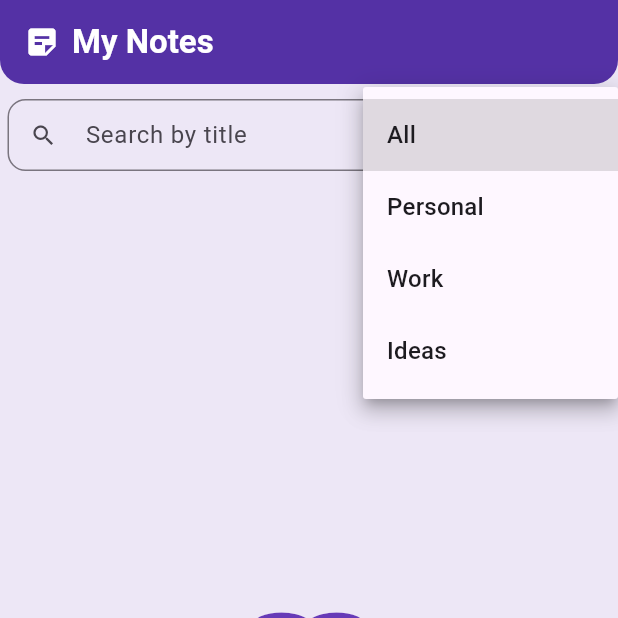
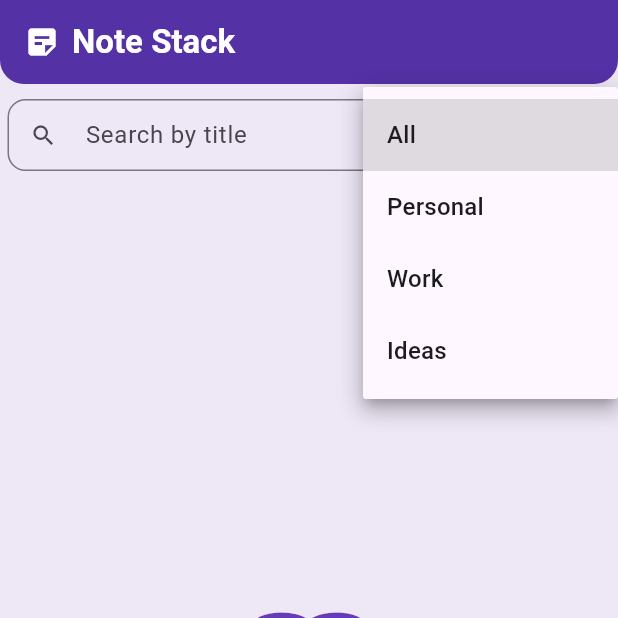
Before and after one commit to fluttercracker/Flutter_pr, a Flutter app: the screen it shows after launch, after a tap on "All", on a phone screen of 412 x 824 dp, the top half of it. Run offline on Flutter 3.47's test engine with Material 3 defaults, Android fonts, the phone set to English and light mode, and no system bars; our stand-ins replace cloud_firestore, firebase_core; accounts and stored records are empty.

Commit message:
splash done

```diff
--- a/analysis_options.yaml
+++ b/analysis_options.yaml
@@ -7,7 +7,7 @@
 
 # The following line activates a set of recommended lints for Flutter apps,
 # packages, and plugins designed to encourage good coding practices.
-include: package:flutter_lints/flutter.yaml
+# include: package:flutter_lints/flutter.yaml
 
 linter:
   # The lint rules applied to this project can be customized in the
--- a/lib/main.dart
+++ b/lib/main.dart
@@ -2,6 +2,7 @@ import 'package:cloud_firestore/cloud_firestore.dart';
 import 'package:flutter/material.dart';
 import 'package:firebase_core/firebase_core.dart';
 import 'package:intl/intl.dart';
+import 'package:note_application/splash.dart';
 import 'firebase_options.dart';
 
 void main() async {
@@ -16,7 +17,7 @@ class MyApp extends StatelessWidget {
   @override
   Widget build(BuildContext context) {
     return MaterialApp(
-      title: 'Note App',
+      title: 'Note Stack',
       theme: ThemeData(
         colorScheme: ColorScheme.fromSeed(seedColor: Colors.deepPurple),
         scaffoldBackgroundColor: Colors.deepPurple.shade50,
@@ -34,7 +35,7 @@ class MyApp extends StatelessWidget {
           backgroundColor: Colors.deepPurple,
         ),
       ),
-      home: const MyHomePage(),
+      home: const SplashScreen(),
       debugShowCheckedModeBanner: false,
     );
   }
@@ -212,7 +213,7 @@ class _MyHomePageState extends State<MyHomePage> {
             Icon(Icons.sticky_note_2, color: Colors.white),
             SizedBox(width: 8),
             Flexible(
-              child: Text('My Notes',
+              child: Text('Note Stack',
                   style: TextStyle(color: Colors.white, fontWeight: FontWeight.bold),
                   overflow: TextOverflow.ellipsis),
             ),
--- a/lib/splash.dart
+++ b/lib/splash.dart
@@ -1,27 +1,7 @@
 import 'package:flutter/material.dart';
-import 'package:google_fonts/google_fonts.dart';
-import 'package:note_application/main.dart'; // Make sure this import points to where MyHomePage is defined
-import 'package:firebase_core/firebase_core.dart';
-import 'firebase_options.dart'; // Your firebase config file
+import 'dart:async';
 
-void main() async {
-  WidgetsFlutterBinding.ensureInitialized();
-  await Firebase.initializeApp(options: DefaultFirebaseOptions.currentPlatform);
-  runApp(const MyNotesApp());
-}
-
-class MyNotesApp extends StatelessWidget {
-  const MyNotesApp({super.key});
-
-  @override
-  Widget build(BuildContext context) {
-    return MaterialApp(
-      title: 'My Notes',
-      debugShowCheckedModeBanner: false,
-      home: const SplashScreen(),
-    );
-  }
-}
+import 'package:note_application/main.dart'; // if MyHomePage is in another file
 
 class SplashScreen extends StatefulWidget {
   const SplashScreen({super.key});
@@ -30,84 +10,59 @@ class SplashScreen extends StatefulWidget {
   State<SplashScreen> createState() => _SplashScreenState();
 }
 
-class _SplashScreenState extends State<SplashScreen> {
+class _SplashScreenState extends State<SplashScreen>
+    with SingleTickerProviderStateMixin {
+  late AnimationController _controller;
+  late Animation<double> _animation;
+
   @override
   void initState() {
     super.initState();
-    Future.delayed(const Duration(seconds: 3), () {
-      if (mounted) {
-        Navigator.pushReplacement(
-          context,
-          PageRouteBuilder(
-            pageBuilder: (_, __, ___) => const MyHomePage(),
-            transitionsBuilder: (_, animation, __, child) =>
-                FadeTransition(opacity: animation, child: child),
-            transitionDuration: const Duration(milliseconds: 800),
-          ),
-        );
-      }
+
+    _controller = AnimationController(
+      vsync: this,
+      duration: const Duration(seconds: 2),
+    )..forward();
+
+    _animation = CurvedAnimation(parent: _controller, curve: Curves.easeInOut);
+
+    Timer(const Duration(seconds: 4), () {
+      Navigator.of(
+        context,
+      ).pushReplacement(MaterialPageRoute(builder: (_) => const MyHomePage()));
     });
+  }
+
+  @override
+  void dispose() {
+    _controller.dispose();
+    super.dispose();
   }
 
   @override
   Widget build(BuildContext context) {
     return Scaffold(
-      body: Container(
-        width: double.infinity,
-        decoration: const BoxDecoration(
-          gradient: LinearGradient(
-            colors: [Color(0xFF0F2027), Color(0xFF203A43), Color(0xFF2C5364)],
-            begin: Alignment.topLeft,
-            end: Alignment.bottomRight,
-          ),
-        ),
-        child: Column(
-          mainAxisAlignment: MainAxisAlignment.center,
-          children: [
-            // App Icon
-            Container(
-              width: 130,
-              height: 130,
-              decoration: BoxDecoration(
-                shape: BoxShape.circle,
-                color: Colors.white,
-                boxShadow: [
-                  BoxShadow(
-                    color: Colors.black26,
-                    blurRadius: 15,
-                    offset: Offset(0, 8),
-                  ),
-                ],
-              ),
-              child: Center(
-                child: Icon(
-                  Icons.sticky_note_2_rounded,
-                  size: 80,
-                  color: Color(0xFF2C5364),
+      backgroundColor: Colors.deepPurple.shade50,
+      body: Center(
+        child: FadeTransition(
+          opacity: _animation,
+          child: Column(
+            mainAxisAlignment: MainAxisAlignment.center,
+            children: [
+              Image.asset('assets/images/logo1.png', width: 150,),
+              const SizedBox(height: 60),
+              const CircularProgressIndicator(color: Colors.deepPurple),
+              const SizedBox(height: 25),
+              const Text(
+                'Loading Notes...',
+                style: TextStyle(
+                  fontSize: 16,
+                  color: Colors.deepPurple,
+                  fontWeight: FontWeight.bold,
                 ),
               ),
-            ),
-            const SizedBox(height: 30),
-
-            // App Name
-            Text(
-              'My Notes',
-              style: GoogleFonts.poppins(
-                fontSize: 36,
-                fontWeight: FontWeight.bold,
-                color: Colors.white,
-                letterSpacing: 1.5,
-              ),
-            ),
-
-            const SizedBox(height: 40),
-
-            // Loader
-            const CircularProgressIndicator(
-              valueColor: AlwaysStoppedAnimation<Color>(Colors.white),
-              strokeWidth: 4,
-            ),
-          ],
+            ],
+          ),
         ),
       ),
     );
```
Also changed, not shown: pubspec.yaml (+9 -2 lines), assets/images/logo1.png (added), pubspec.lock, 1 other file.
